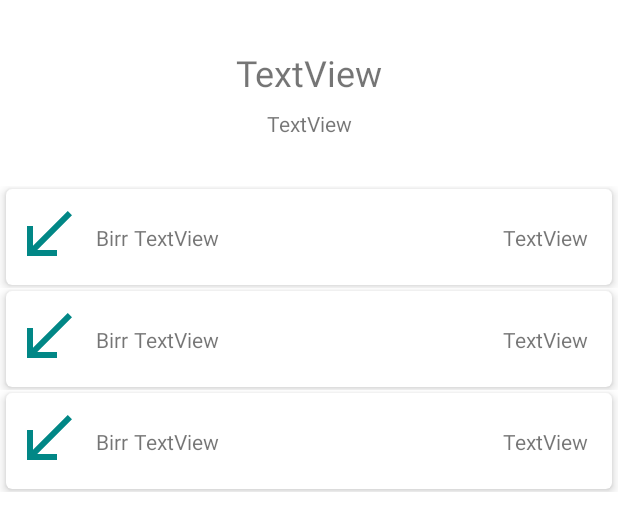
After one commit to Z-Birr/ZBirr, an Android app: the layout fragment_details.xml on its own in the app's theme, with its tools: preview values and no code run, on a phone screen of 412 x 824 dp. The commit adds this screen. Shown: the top 531 px of the screen. Run offline under Robolectric (Android 15) with nearby library versions, the phone set to English and light mode, and no system bars; network calls fail.

Commit message:
added Details Fragment and search transactions

```diff
--- /dev/null
+++ b/app/src/main/res/layout/detail_row_item.xml
@@ -0,0 +1,69 @@
+<?xml version="1.0" encoding="utf-8"?>
+<FrameLayout xmlns:android="http://schemas.android.com/apk/res/android"
+    xmlns:app="http://schemas.android.com/apk/res-auto"
+    xmlns:tools="http://schemas.android.com/tools"
+    android:layout_width="match_parent"
+    android:layout_height="wrap_content">
+
+    <androidx.cardview.widget.CardView
+        android:id="@+id/cardViewDetails"
+        android:layout_width="match_parent"
+        android:layout_height="wrap_content"
+        android:layout_marginLeft="4dp"
+        android:layout_marginTop="2dp"
+        android:layout_marginRight="4dp"
+        android:layout_marginBottom="2dp"
+        android:elevation="4dp"
+        android:paddingTop="2dp"
+        android:paddingBottom="2dp"
+        app:cardCornerRadius="4dp"
+        app:cardElevation="4dp"
+        app:cardMaxElevation="4dp">
+
+        <androidx.constraintlayout.widget.ConstraintLayout
+            android:layout_width="match_parent"
+            android:layout_height="64dp">
+
+            <ImageView
+                android:id="@+id/imageView"
+                android:layout_width="48dp"
+                android:layout_height="48dp"
+                android:layout_marginStart="4dp"
+                app:layout_constraintBottom_toBottomOf="parent"
+                app:layout_constraintStart_toStartOf="parent"
+                app:layout_constraintTop_toTopOf="parent"
+                app:layout_constraintVertical_bias="0.432"
+                app:srcCompat="@drawable/ic_baseline_receive_24" />
+
+            <TextView
+                android:id="@+id/textViewBirr2"
+                android:layout_width="wrap_content"
+                android:layout_height="wrap_content"
+                android:layout_marginStart="8dp"
+                android:text="Birr"
+                app:layout_constraintBottom_toBottomOf="parent"
+                app:layout_constraintStart_toEndOf="@+id/imageView"
+                app:layout_constraintTop_toTopOf="parent" />
+
+            <TextView
+                android:id="@+id/textViewAmount"
+                android:layout_width="wrap_content"
+                android:layout_height="wrap_content"
+                android:layout_marginStart="4dp"
+                android:text="TextView"
+                app:layout_constraintBottom_toBottomOf="@+id/textViewBirr2"
+                app:layout_constraintStart_toEndOf="@+id/textViewBirr2"
+                app:layout_constraintTop_toTopOf="@+id/textViewBirr2" />
+
+            <TextView
+                android:id="@+id/textViewdate"
+                android:layout_width="wrap_content"
+                android:layout_height="wrap_content"
+                android:layout_marginEnd="16dp"
+                android:text="TextView"
+                app:layout_constraintBottom_toBottomOf="parent"
+                app:layout_constraintEnd_toEndOf="parent"
+                app:layout_constraintTop_toTopOf="parent" />
+        </androidx.constraintlayout.widget.ConstraintLayout>
+    </androidx.cardview.widget.CardView>
+</FrameLayout>
--- /dev/null
+++ b/app/src/main/res/layout/fragment_details.xml
@@ -0,0 +1,47 @@
+<?xml version="1.0" encoding="utf-8"?>
+<androidx.constraintlayout.widget.ConstraintLayout xmlns:android="http://schemas.android.com/apk/res/android"
+    xmlns:app="http://schemas.android.com/apk/res-auto"
+    xmlns:tools="http://schemas.android.com/tools"
+    android:id="@+id/frameLayout"
+    android:layout_width="match_parent"
+    android:layout_height="match_parent"
+    tools:context=".ui.notifications.DetailsFragment" >
+
+    <androidx.cardview.widget.CardView
+        android:layout_width="match_parent"
+        android:layout_height="wrap_content"
+        app:layout_constraintBottom_toTopOf="parent" />
+
+    <TextView
+        android:id="@+id/name"
+        android:layout_width="wrap_content"
+        android:layout_height="wrap_content"
+        android:layout_marginTop="32dp"
+        android:text="TextView"
+        android:textSize="24sp"
+        app:layout_constraintEnd_toEndOf="parent"
+        app:layout_constraintStart_toStartOf="parent"
+        app:layout_constraintTop_toTopOf="parent" />
+
+    <TextView
+        android:id="@+id/textViewUserId"
+        android:layout_width="wrap_content"
+        android:layout_height="wrap_content"
+        android:layout_marginTop="8dp"
+        android:layout_marginBottom="32dp"
+        android:text="TextView"
+        app:layout_constraintBottom_toTopOf="@+id/recyclerView"
+        app:layout_constraintEnd_toEndOf="parent"
+        app:layout_constraintStart_toStartOf="parent"
+        app:layout_constraintTop_toBottomOf="@+id/name" />
+
+    <androidx.recyclerview.widget.RecyclerView
+        android:id="@+id/recyclerView"
+        android:layout_width="match_parent"
+        android:layout_height="0dp"
+        app:layout_constraintBottom_toBottomOf="parent"
+        app:layout_constraintEnd_toEndOf="parent"
+        app:layout_constraintStart_toStartOf="parent"
+        app:layout_constraintTop_toBottomOf="@+id/textViewUserId"
+        tools:listitem="@layout/detail_row_item" />
+</androidx.constraintlayout.widget.ConstraintLayout>
--- a/app/src/main/res/layout/fragment_notifications.xml
+++ b/app/src/main/res/layout/fragment_notifications.xml
@@ -11,5 +11,6 @@
         android:id="@+id/transactionsRecyclerView"
         android:layout_width="match_parent"
         android:layout_height="wrap_content"
+        android:clickable="true"
         tools:listitem="@layout/transaction_row_item" />
 </LinearLayout>
--- a/app/src/main/res/menu/transactions_menu.xml
+++ b/app/src/main/res/menu/transactions_menu.xml
@@ -2,6 +2,12 @@
 <menu xmlns:app="http://schemas.android.com/apk/res-auto"
     xmlns:android="http://schemas.android.com/apk/res/android">
 
+    <item
+        android:id="@+id/app_bar_search"
+        android:icon="@drawable/ic_search_black_24dp"
+        android:title="Search"
+        app:actionViewClass="android.widget.SearchView"
+        app:showAsAction="ifRoom|withText" />
     <item
         android:id="@+id/refresh"
         android:icon="@drawable/ic_baseline_refresh_24"
--- a/app/src/main/res/values/ic_launcher_background.xml
+++ b/app/src/main/res/values/ic_launcher_background.xml
@@ -1,4 +1,4 @@
 <?xml version="1.0" encoding="utf-8"?>
 <resources>
-    <color name="ic_launcher_background">#B3B3B3</color>
+    <color name="ic_launcher_background">#FFFFFFFF</color>
 </resources>
```
Also changed, not shown: app/build.gradle (+8 -1 lines), app/src/main/java/com/matewos/z_birr/database/AppDatabase.kt (+23 -1 lines), app/src/main/java/com/matewos/z_birr/database/Transaction.kt (+7 -3 lines), app/src/main/java/com/matewos/z_birr/ui/notifications/DetailsFragment.kt (added, +50 -0 lines), app/src/main/java/com/matewos/z_birr/ui/notifications/NotificationsFragment.kt (+55 -13 lines), app/src/main/java/com/matewos/z_birr/ui/notifications/NotificationsViewModel.kt (+16 -5 lines), app/src/main/java/com/matewos/z_birr/ui/notifications/TransactionAdapter.kt (+16 -7 lines), app/src/main/java/com/matewos/z_birr/ui/notifications/TransactionDetailAdapter.kt (added, +67 -0 lines), app/src/main/res/drawable/ic_baseline_search_24.xml (added, +10 -0 lines), app/src/main/res/drawable/ic_search_black_24dp.xml (added, +9 -0 lines), app/src/main/res/layout/transaction_row_item.xml (+16 -19 lines), app/src/main/res/navigation/mobile_navigation.xml (+10 -1 lines).
